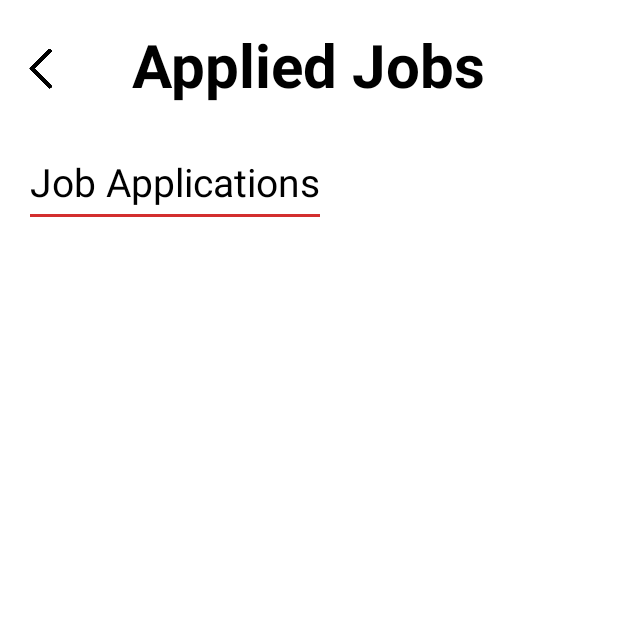
After one commit to ByteFlypVS/Team4WorkTest, an Android app: the AppliedActivity screen opened directly, with no data from a screen before it, on a phone screen of 412 x 824 dp, the top half of it. The commit adds this screen. Run offline under Robolectric (Android 15) with nearby library versions, the phone set to English and light mode, and no system bars.

Commit message:
update some pages and added logout functionality and the applied page

```diff
--- a/app/src/main/AndroidManifest.xml
+++ b/app/src/main/AndroidManifest.xml
@@ -59,6 +59,10 @@
             android:exported="true">
         </activity>
         <activity
+            android:name=".AppliedActivity"
+            android:exported="true">
+        </activity>
+        <activity
             android:name=".MainActivity"
             android:exported="true">
             <intent-filter>
--- /dev/null
+++ b/app/src/main/java/com/example/t4w/AppliedActivity.java
@@ -0,0 +1,25 @@
+package com.example.t4w;
+
+import androidx.appcompat.app.AppCompatActivity;
+import android.os.Bundle;
+import android.view.View;
+import android.widget.ImageButton;
+
+public class AppliedActivity extends AppCompatActivity {
+
+    @Override
+    protected void onCreate(Bundle savedInstanceState) {
+        super.onCreate(savedInstanceState);
+        setContentView(R.layout.applied);
+
+        // Find the back button using its ID and set an OnClickListener
+        ImageButton backButton = findViewById(R.id.applied_jobs_back_button);
+        backButton.setOnClickListener(new View.OnClickListener() {
+            @Override
+            public void onClick(View v) {
+                // Call finish to close this activity and return to the previous one
+                finish();
+            }
+        });
+    }
+}
--- /dev/null
+++ b/app/src/main/res/layout/applied.xml
@@ -0,0 +1,66 @@
+<?xml version="1.0" encoding="utf-8"?>
+<RelativeLayout xmlns:android="http://schemas.android.com/apk/res/android"
+    android:layout_width="match_parent"
+    android:layout_height="match_parent"
+    android:background="@color/white">
+
+    <ImageButton
+        android:id="@+id/applied_jobs_back_button"
+        android:layout_width="53dp"
+        android:layout_height="51dp"
+        android:layout_alignParentTop="true"
+        android:layout_marginStart="0dp"
+        android:layout_marginTop="20dp"
+        android:background="?android:attr/selectableItemBackgroundBorderless"
+        android:padding="12dp"
+        android:scaleType="centerInside"
+        android:src="@drawable/backbutton" />
+
+    <TextView
+        android:id="@+id/applied_jobs_page_title"
+        android:layout_width="wrap_content"
+        android:layout_height="wrap_content"
+        android:text="Applied Jobs"
+        android:textAppearance="@style/TextAppearance.AppCompat.Large"
+        android:textStyle="bold"
+        android:layout_centerHorizontal="true"
+        android:layout_marginTop="16dp"
+        android:textColor="@color/black"
+        android:textSize="40sp" />
+
+    <TextView
+        android:id="@+id/applied_jobs_section_title"
+        android:layout_width="wrap_content"
+        android:layout_height="wrap_content"
+        android:layout_below="@id/applied_jobs_page_title"
+        android:layout_marginStart="20dp"
+        android:layout_marginTop="33dp"
+        android:text="Job Applications"
+        android:textColor="@color/black"
+        android:textSize="26sp" />
+
+    <View
+        android:id="@+id/applied_jobs_underline"
+        android:layout_width="wrap_content"
+        android:layout_height="2dp"
+        android:background="@color/red"
+        android:layout_below="@id/applied_jobs_section_title"
+        android:layout_marginTop="4dp"
+        android:layout_alignStart="@id/applied_jobs_section_title"
+        android:layout_alignEnd="@id/applied_jobs_section_title"/>
+
+    <ScrollView
+        android:layout_width="match_parent"
+        android:layout_height="wrap_content"
+        android:layout_below="@id/applied_jobs_underline"
+        android:layout_marginTop="24dp">
+
+        <LinearLayout
+            android:id="@+id/applied_jobs_entries_container"
+            android:layout_width="match_parent"
+            android:layout_height="wrap_content"
+            android:orientation="vertical">
+            <!-- Applied job entries will be dynamically added here -->
+        </LinearLayout>
+    </ScrollView>
+</RelativeLayout>
```
Also changed, not shown: app/src/main/java/com/example/t4w/Main.java (+54 -16 lines), app/src/main/java/com/example/t4w/PersonalInfo.java (+12 -0 lines), app/src/main/res/layout/main.xml (+78 -36 lines), app/src/main/res/drawable/applied.png (added), app/src/main/res/drawable/female.png (added), app/src/main/res/drawable/logout.png (added), app/src/main/res/drawable/male.png (added).
